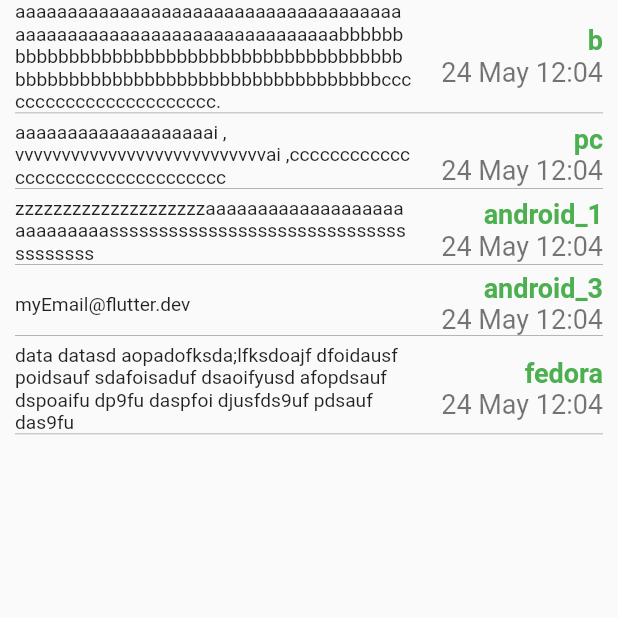
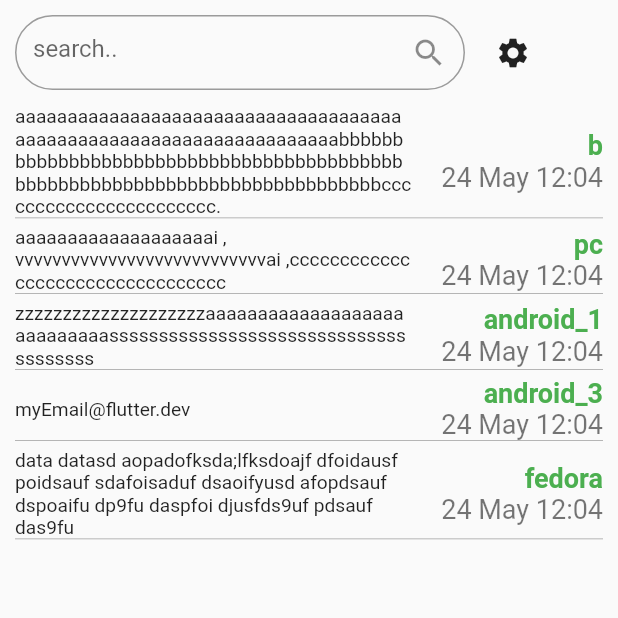
Before and after one commit to mustahsanK/one-clip-board, a Flutter app: the screen it shows after launch, on a phone screen of 412 x 824 dp, the top half of it. Run offline on Flutter 3.47's test engine with Material 2 defaults, Android fonts, the light colour scheme and no system bars; Roboto replaces fonts that are missing (Georgia).

Commit message:
added topbar

```diff
--- a/lib/views/screens/clip_list_screen.dart
+++ b/lib/views/screens/clip_list_screen.dart
@@ -1,13 +1,23 @@
 import 'package:flutter/material.dart';
 import 'package:one_clip_board/views/widgets/clip_list.dart';
+import 'package:one_clip_board/views/widgets/top_bar.dart';
 
 class ClipListScreen extends StatelessWidget {
   const ClipListScreen({Key? key}) : super(key: key);
 
   @override
   Widget build(BuildContext context) {
-    return const Scaffold(
-      body: ClipList(),
+    return Scaffold(
+      body: Container(
+        margin: const EdgeInsets.fromLTRB(10, 10, 0, 0),
+        child: const Column(
+          children: [
+            TopBar(),
+            SizedBox(height: 10),
+            Expanded(child: ClipList())
+          ],
+        ),
+      )
     );
   }
 }
--- a/lib/views/widgets/clip_list_item.dart
+++ b/lib/views/widgets/clip_list_item.dart
@@ -9,7 +9,7 @@ class ClipListItem extends StatelessWidget {
   @override
   Widget build(BuildContext context) {
     return Container(
-      margin: const EdgeInsets.fromLTRB(10, 0, 10, 5),
+      margin: const EdgeInsets.fromLTRB(0, 0, 10, 5),
       decoration: const BoxDecoration(
         border: Border(
           bottom: BorderSide(color: Colors.grey, width: 0.5),
--- /dev/null
+++ b/lib/views/widgets/top_bar.dart
@@ -0,0 +1,26 @@
+import 'package:flutter/material.dart';
+
+class TopBar extends StatelessWidget {
+  const TopBar({super.key});
+
+  @override
+  Widget build(BuildContext context) {
+    return Row(
+      children: [
+        SizedBox(
+          width: 300,
+          height: 50,
+          child: TextField(
+            decoration: InputDecoration(
+              hintText: 'search..',
+              border: OutlineInputBorder(borderRadius: BorderRadius.circular(30)),
+              suffixIcon: const Icon(Icons.search),
+            ),
+          ),
+        ),
+        const SizedBox(width: 20),
+        const Icon(Icons.settings),
+      ],
+    );
+  }
+}
```
